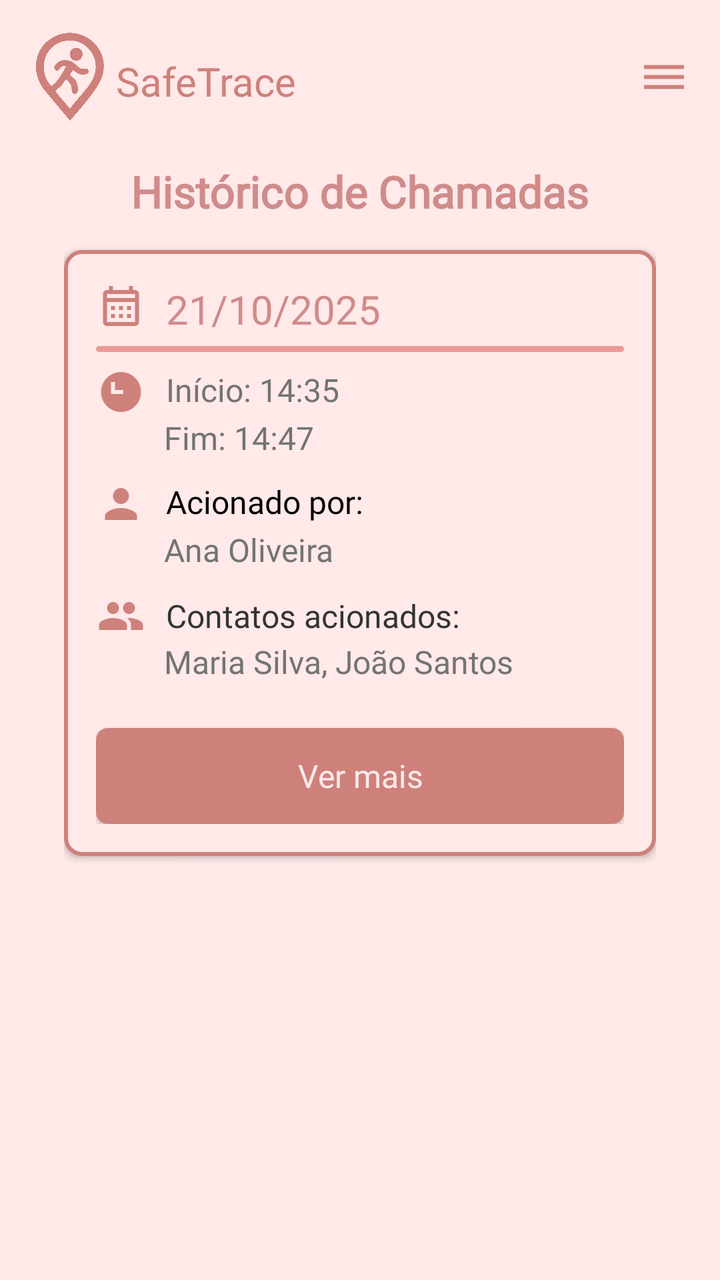
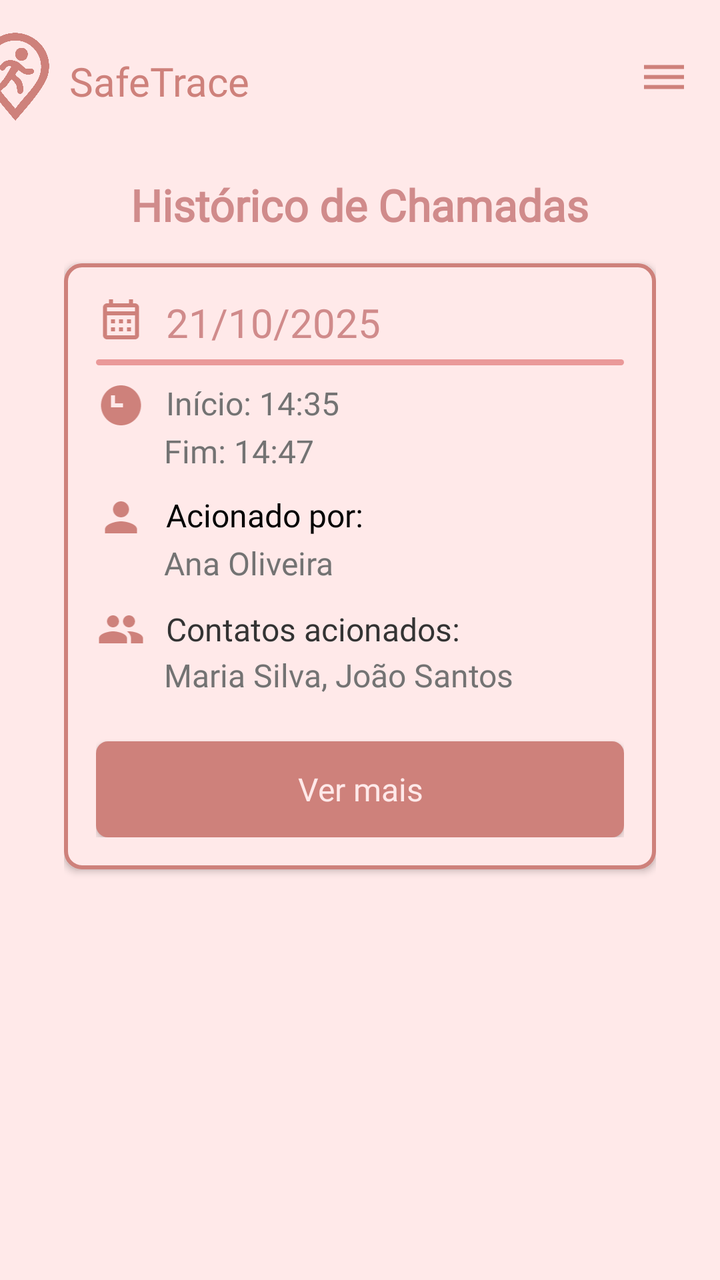

The first picture is an Android layout as it rendered before a commit; the second is the same layout after the commit. The layout source and the unified diff follow.
<!-- AndroidManifest.xml: application theme Theme.SafeTrace -->
<!-- res/layout/activity_historico.xml -->
<?xml version="1.0" encoding="utf-8"?>
<androidx.drawerlayout.widget.DrawerLayout xmlns:android="http://schemas.android.com/apk/res/android"
    xmlns:app="http://schemas.android.com/apk/res-auto"
    xmlns:tools="http://schemas.android.com/tools"
    android:id="@+id/drawer_layout"
    android:layout_width="match_parent"
    android:layout_height="match_parent"
    tools:openDrawer="end">

<androidx.constraintlayout.widget.ConstraintLayout
    android:id="@+id/layoutHistorico"
    android:layout_width="match_parent"
    android:layout_height="match_parent"
    android:background="@color/fundo">

    
    <androidx.constraintlayout.widget.Guideline
        android:id="@+id/guidelineBordaTopo"
        android:layout_width="wrap_content"
        android:layout_height="wrap_content"
        android:orientation="horizontal"
        app:layout_constraintGuide_begin="16dp" />

    <androidx.constraintlayout.widget.Guideline
        android:id="@+id/guidelineBordaEsquerda"
        android:layout_width="wrap_content"
        android:layout_height="wrap_content"
        android:orientation="vertical"
        app:layout_constraintGuide_begin="16dp" />

    <androidx.constraintlayout.widget.Guideline
        android:id="@+id/guidelineBordaDireita"
        android:layout_width="wrap_content"
        android:layout_height="wrap_content"
        android:orientation="vertical"
        app:layout_constraintGuide_end="16dp" />

    <androidx.constraintlayout.widget.Guideline
        android:id="@+id/guidelineLogo"
        android:layout_width="wrap_content"
        android:layout_height="wrap_content"
        android:orientation="horizontal"
        app:layout_constraintGuide_begin="61dp" />


    <androidx.constraintlayout.widget.Guideline
        android:id="@+id/guidelineBordaFim"
        android:layout_width="wrap_content"
        android:layout_height="wrap_content"
        android:orientation="horizontal"
        app:layout_constraintGuide_end="16dp" />

    
    <ImageView
        android:id="@+id/imageViewLogo"
        android:layout_width="38dp"
        android:layout_height="70dp"
        android:layout_marginTop="16dp"
        app:layout_constraintBottom_toTopOf="@+id/guidelineLogo"
        app:layout_constraintStart_toStartOf="@+id/guidelineBordaEsquerda"
        app:layout_constraintTop_toTopOf="parent"
        app:srcCompat="@drawable/icone" />

    <TextView
        android:id="@+id/textTitulo"
        android:layout_width="173dp"
        android:layout_height="23dp"
        android:layout_marginStart="4dp"
        android:fontFamily="@font/poppins_semibold"
        android:text="SafeTrace"
        android:textColor="@color/primaria"
        android:textSize="20sp"
        app:layout_constraintBottom_toTopOf="@+id/guidelineLogo"
        app:layout_constraintStart_toEndOf="@+id/imageViewLogo"
        app:layout_constraintTop_toTopOf="@+id/guidelineBordaTopo" />

    
    <ImageView
        android:id="@+id/imageViewMenu"
        android:layout_width="wrap_content"
        android:layout_height="wrap_content"
        app:layout_constraintBottom_toTopOf="@+id/guidelineLogo"
        app:layout_constraintEnd_toStartOf="@+id/guidelineBordaDireita"
        app:layout_constraintTop_toTopOf="@+id/guidelineBordaTopo"
        app:layout_constraintVertical_bias="0.523"
        app:srcCompat="@drawable/baseline_dehaze_24" />

    
    <TextView
        android:id="@+id/txtTitulo"
        android:layout_width="wrap_content"
        android:layout_height="wrap_content"
        android:layout_marginTop="20dp"
        android:fontFamily="@font/poppins_semibold"
        android:text="Histórico de Chamadas"
        android:textColor="#D08B8B"
        android:textSize="22sp"
        android:textStyle="bold"
        app:layout_constraintEnd_toStartOf="@+id/guidelineBordaDireita"
        app:layout_constraintStart_toStartOf="@+id/guidelineBordaEsquerda"
        app:layout_constraintTop_toTopOf="@+id/guidelineLogo" />


    
    <ScrollView
        android:id="@+id/scrollHistorico"
        android:layout_width="0dp"
        android:layout_height="0dp"
        android:layout_marginTop="20dp"
        android:fillViewport="true"
        app:layout_constraintBottom_toTopOf="@+id/guidelineBordaFim"
        app:layout_constraintEnd_toStartOf="@+id/guidelineBordaDireita"
        app:layout_constraintStart_toStartOf="@+id/guidelineBordaEsquerda"
        app:layout_constraintTop_toTopOf="@+id/txtTitulo">

        <LinearLayout
            android:id="@+id/containerChamadas"
            android:layout_width="match_parent"
            android:layout_height="wrap_content"
            android:dividerPadding="8dp"
            android:orientation="vertical"
            android:padding="16dp">

            
            <LinearLayout
                android:id="@+id/cardChamada1"
                android:layout_width="match_parent"
                android:layout_height="wrap_content"
                android:layout_marginTop="8dp"
                android:layout_marginBottom="12dp"
                android:background="@drawable/bg_card_borda_rosa"
                android:backgroundTintMode="src_in"
                android:clipToOutline="true"
                android:elevation="2dp"
                android:foreground="?android:attr/selectableItemBackground"
                android:orientation="vertical"
                android:padding="16dp">

                
                <LinearLayout
                    android:layout_width="match_parent"
                    android:layout_height="wrap_content"
                    android:layout_marginBottom="0dp"
                    android:gravity="center_vertical"
                    android:orientation="horizontal"
                    android:paddingBottom="8dp">
                    <ImageView
                        android:id="@+id/imageView16"
                        android:layout_width="25dp"
                        android:layout_height="wrap_content"
                        android:layout_weight="0"
                        app:srcCompat="@drawable/baseline_calendar_month_24" />
                    <TextView
                        android:id="@+id/txtData"
                        android:layout_width="wrap_content"
                        android:layout_height="24dp"
                        android:layout_marginStart="10dp"
                        android:fontFamily="@font/poppins"
                        android:text="21/10/2025"
                        android:textColor="#D08B8B"
                        android:textSize="20sp" />
                </LinearLayout>

                <LinearLayout
                    android:layout_width="match_parent"
                    android:layout_height="wrap_content"
                    android:layout_marginBottom="8dp"
                    android:background="@drawable/bg_divisoria_rosa_clara"
                    android:gravity="center_vertical"
                    android:orientation="horizontal"
                    android:paddingBottom="3dp">
                </LinearLayout>

                <LinearLayout
                    android:layout_width="match_parent"
                    android:layout_height="wrap_content"
                    android:layout_marginBottom="0dp"
                    android:gravity="center_vertical"
                    android:orientation="horizontal"
                    android:paddingBottom="0dp">
                    <ImageView
                        android:id="@+id/imageView17"
                        android:layout_width="25dp"
                        android:layout_height="wrap_content"
                        android:layout_weight="0"
                        app:srcCompat="@drawable/baseline_watch_later_24" />
                    <TextView
                        android:id="@+id/txtHoraInicio"
                        android:layout_width="wrap_content"
                        android:layout_height="24dp"
                        android:layout_marginStart="10dp"
                        android:fontFamily="@font/poppins"
                        android:text="Início: 14:35"
                        android:textColor="@color/cinza"
                        android:textSize="16sp" />
                </LinearLayout>


                
                <LinearLayout
                    android:layout_width="359dp"
                    android:layout_height="wrap_content"
                    android:layout_marginBottom="0dp"
                    android:orientation="vertical"
                    android:paddingBottom="8dp">
                    <TextView
                        android:id="@+id/txtHoraFim"
                        android:layout_width="wrap_content"
                        android:layout_height="24dp"
                        android:layout_marginStart="34dp"
                        android:fontFamily="@font/poppins"
                        android:text="Fim: 14:47"
                        android:textColor="@color/cinza"
                        android:textSize="16sp" />
                </LinearLayout>


                
                <LinearLayout
                    android:layout_width="match_parent"
                    android:layout_height="wrap_content"
                    android:layout_marginBottom="0dp"
                    android:gravity="center_vertical"
                    android:orientation="horizontal"
                    android:paddingBottom="0dp">
                    <ImageView
                        android:id="@+id/imageView18"
                        android:layout_width="25dp"
                        android:layout_height="wrap_content"
                        android:layout_weight="0"
                        app:srcCompat="@drawable/baseline_person_24" />
                    <TextView
                        android:id="@+id/txtAcionadoPor"
                        android:layout_width="wrap_content"
                        android:layout_height="24dp"
                        android:layout_marginStart="10dp"
                        android:layout_marginBottom="0dp"
                        android:fontFamily="@font/poppins"
                        android:text="Acionado por:"
                        android:textColor="@color/black"
                        android:textSize="16sp" />
                </LinearLayout>

                <LinearLayout
                    android:layout_width="359dp"
                    android:layout_height="wrap_content"
                    android:layout_marginBottom="0dp"
                    android:orientation="vertical"
                    android:paddingBottom="8dp">
                    <TextView
                        android:id="@+id/txtNomeAcionador"
                        android:layout_width="wrap_content"
                        android:layout_height="24dp"
                        android:layout_marginStart="34dp"
                        android:fontFamily="@font/poppins"
                        android:text="Ana Oliveira"
                        android:textColor="@color/cinza"
                        android:textSize="16sp" />
                </LinearLayout>


                
                <LinearLayout
                    android:layout_width="match_parent"
                    android:layout_height="wrap_content"
                    android:layout_marginBottom="0dp"
                    android:gravity="center_vertical"
                    android:orientation="horizontal"
                    android:paddingBottom="0dp">
                    <ImageView
                        android:id="@+id/imageView19"
                        android:layout_width="25dp"
                        android:layout_height="wrap_content"
                        android:layout_weight="0"
                        app:srcCompat="@drawable/baseline_groups_24" />
                    <TextView
                        android:id="@+id/txtContatosAcionados"
                        android:layout_width="wrap_content"
                        android:layout_height="wrap_content"
                        android:layout_marginStart="10dp"
                        android:layout_marginBottom="0dp"
                        android:fontFamily="@font/poppins"
                        android:text="Contatos acionados:"
                        android:textColor="#333333"
                        android:textSize="16sp" />
                </LinearLayout>

                <LinearLayout
                    android:layout_width="359dp"
                    android:layout_height="wrap_content"
                    android:layout_marginBottom="0dp"
                    android:orientation="vertical"
                    android:paddingBottom="8dp">
                    <TextView
                        android:id="@+id/txtNomeAcionados"
                        android:layout_width="wrap_content"
                        android:layout_height="24dp"
                        android:layout_marginStart="34dp"
                        android:fontFamily="@font/poppins"
                        android:text="Maria Silva, João Santos"
                        android:textColor="@color/cinza"
                        android:textSize="16sp" />
                </LinearLayout>

                
                <Button
                    android:id="@+id/btnVerMapa"
                    android:layout_width="match_parent"
                    android:layout_height="wrap_content"
                    android:layout_gravity="center"
                    android:layout_marginTop="12dp"
                    android:background="@drawable/bg_botao_arredondado"
                    android:fontFamily="@font/poppins_semibold"
                    android:padding="10dp"
                    android:text="Ver mais"
                    android:textAllCaps="false"
                    android:textColor="@color/fundo"
                    android:textSize="16sp" />
            </LinearLayout>
        </LinearLayout>
    </ScrollView>
</androidx.constraintlayout.widget.ConstraintLayout>

<com.google.android.material.navigation.NavigationView
    android:id="@+id/nav_view"
    android:layout_width="wrap_content"
    android:layout_height="match_parent"
    android:layout_gravity="end"
    app:headerLayout="@layout/nav_header_main"
    app:menu="@menu/activity_main_drawer" />

</androidx.drawerlayout.widget.DrawerLayout>
<!-- res/layout/nav_header_main.xml (included above) -->
<?xml version="1.0" encoding="utf-8"?>
<LinearLayout xmlns:android="http://schemas.android.com/apk/res/android"
    xmlns:app="http://schemas.android.com/apk/res-auto"
    android:layout_width="match_parent"
    android:layout_height="176dp"
    android:background="@color/primaria"
    android:gravity="bottom"
    android:orientation="vertical"
    android:padding="16dp"
    android:theme="@style/ThemeOverlay.AppCompat.Dark">

    <ImageView
        android:id="@+id/imageView"
        android:layout_width="wrap_content"
        android:layout_height="wrap_content"
        android:contentDescription="@string/nav_header_desc"
        android:paddingTop="8dp"
        app:srcCompat="@drawable/icone" />

    <TextView
        android:layout_width="match_parent"
        android:layout_height="wrap_content"
        android:paddingTop="8dp"
        android:text="SafeTrace"
        android:textAppearance="@style/TextAppearance.AppCompat.Body1"
        android:textColor="@color/secundaria"
        android:fontFamily="@font/poppins_semibold"
        android:textSize="18sp" />

    <TextView
        android:id="@+id/textView"
        android:layout_width="wrap_content"
        android:layout_height="wrap_content"
        android:text="Sua segurança em primeiro lugar"
        android:textColor="@color/secundaria"
        android:fontFamily="@font/poppins"
        android:textSize="14sp" />

</LinearLayout>
<!-- resources referenced by this layout -->
<resources>
  <color name="black">#FF000000</color>
  <color name="cinza">#737373</color>
  <color name="fundo">#ffe9e9</color>
  <color name="primaria">#ce817b</color>
  <color name="secundaria">#BA0606</color>
  <!-- drawable baseline_calendar_month_24 (drawable) -->
  <vector xmlns:android="http://schemas.android.com/apk/res/android"
      android:width="24dp"
      android:height="24dp"
      android:viewportWidth="24"
      android:viewportHeight="24"
      android:tint="#CE817B">
      <path
          android:fillColor="@android:color/white"
          android:pathData="M19,4h-1V2h-2v2H8V2H6v2H5C3.89,4 3.01,4.9 3.01,6L3,20c0,1.1 0.89,2 2,2h14c1.1,0 2,-0.9 2,-2V6C21,4.9 20.1,4 19,4zM19,20H5V10h14V20zM19,8H5V6h14V8zM9,14H7v-2h2V14zM13,14h-2v-2h2V14zM17,14h-2v-2h2V14zM9,18H7v-2h2V18zM13,18h-2v-2h2V18zM17,18h-2v-2h2V18z"/>
  </vector>
  <!-- drawable baseline_dehaze_24 (drawable) -->
  <vector xmlns:android="http://schemas.android.com/apk/res/android" android:height="24dp" android:tint="#CE817B" android:viewportHeight="24" android:viewportWidth="24" android:width="24dp">
        
      <path android:fillColor="@android:color/white" android:pathData="M2,15.5v2h20v-2L2,15.5zM2,10.5v2h20v-2L2,10.5zM2,5.5v2h20v-2L2,5.5z"/>
      
  </vector>
  <!-- drawable baseline_person_24 (drawable) -->
  <vector xmlns:android="http://schemas.android.com/apk/res/android"
      android:width="24dp"
      android:height="24dp"
      android:viewportWidth="24"
      android:viewportHeight="24"
      android:tint="#CE817B">
      <path
          android:fillColor="@android:color/white"
          android:pathData="M12,12c2.21,0 4,-1.79 4,-4s-1.79,-4 -4,-4 -4,1.79 -4,4 1.79,4 4,4zM12,14c-2.67,0 -8,1.34 -8,4v2h16v-2c0,-2.66 -5.33,-4 -8,-4z"/>
  </vector>
  <!-- drawable baseline_watch_later_24 (drawable) -->
  <vector xmlns:android="http://schemas.android.com/apk/res/android"
      android:width="24dp"
      android:height="24dp"
      android:viewportWidth="24"
      android:viewportHeight="24"
      android:tint="#CE817B">
      <path
          android:fillColor="@android:color/white"
          android:pathData="M12,2C6.5,2 2,6.5 2,12s4.5,10 10,10 10,-4.5 10,-10S17.5,2 12,2zM13,13h-6V7h2v4h4V13z"/>
  </vector>
  <!-- drawable bg_botao_arredondado (drawable) -->
  <?xml version="1.0" encoding="utf-8"?>
  <shape xmlns:android="http://schemas.android.com/apk/res/android"
      android:shape="rectangle">
      <solid android:color="@color/primaria" />
      <corners android:radius="6dp" />
  </shape>
  <!-- drawable bg_card_borda_rosa (drawable) -->
  <?xml version="1.0" encoding="utf-8"?>
  <shape xmlns:android="http://schemas.android.com/apk/res/android"
      android:shape="rectangle">
      <solid android:color="@color/fundo" />
      <stroke
          android:width="2dp"
          android:color="@color/primaria" />
      <corners android:radius="8dp" />
  </shape>
  <!-- drawable bg_divisoria_rosa_clara (drawable) -->
  <?xml version="1.0" encoding="utf-8"?>
  <shape xmlns:android="http://schemas.android.com/apk/res/android"
      android:shape="rectangle">
      <solid android:color="@color/primaria_variacao" />
      <corners android:radius="2dp" />
  </shape>
  <string name="nav_header_desc">Cabeçalho do menu de navegação</string>
  <color name="primaria_variacao">#ea9999</color>
  <color name="secundaria_variacao">#762f2a</color>
  <style name="ThemeOverlay.SafeTrace" parent="ThemeOverlay.MaterialComponents.TextInputEditText.OutlinedBox">
          <item name="colorControlNormal">@color/primaria</item> 
          <item name="colorControlActivated">@color/primaria</item> 
          <item name="android:textColor">@color/primaria</item> 
          <item name="android:textColorHint">@color/primaria</item> 
      </style>
  <!-- unchanged entries left out for length: 3 -->
</resources>

<!-- the commit's change to res/layout/activity_historico.xml (unified diff, before → after) -->
@@ -56,7 +56,9 @@
         android:layout_width="38dp"
         android:layout_height="70dp"
         android:layout_marginTop="16dp"
+        android:layout_marginEnd="4dp"
         app:layout_constraintBottom_toTopOf="@+id/guidelineLogo"
+        app:layout_constraintEnd_toStartOf="@+id/textTitulo"
         app:layout_constraintStart_toStartOf="@+id/guidelineBordaEsquerda"
         app:layout_constraintTop_toTopOf="parent"
         app:srcCompat="@drawable/icone" />
@@ -66,11 +68,13 @@
         android:layout_width="173dp"
         android:layout_height="23dp"
         android:layout_marginStart="4dp"
+        android:layout_marginEnd="140dp"
         android:fontFamily="@font/poppins_semibold"
         android:text="SafeTrace"
         android:textColor="@color/primaria"
         android:textSize="20sp"
         app:layout_constraintBottom_toTopOf="@+id/guidelineLogo"
+        app:layout_constraintEnd_toStartOf="@+id/imageViewMenu"
         app:layout_constraintStart_toEndOf="@+id/imageViewLogo"
         app:layout_constraintTop_toTopOf="@+id/guidelineBordaTopo" />
 
@@ -90,12 +94,14 @@
         android:id="@+id/txtTitulo"
         android:layout_width="wrap_content"
         android:layout_height="wrap_content"
-        android:layout_marginTop="20dp"
+        android:layout_marginTop="40dp"
+        android:layout_marginBottom="4dp"
         android:fontFamily="@font/poppins_semibold"
         android:text="Histórico de Chamadas"
         android:textColor="#D08B8B"
         android:textSize="22sp"
         android:textStyle="bold"
+        app:layout_constraintBottom_toTopOf="@+id/scrollHistorico"
         app:layout_constraintEnd_toStartOf="@+id/guidelineBordaDireita"
         app:layout_constraintStart_toStartOf="@+id/guidelineBordaEsquerda"
         app:layout_constraintTop_toTopOf="@+id/guidelineLogo" />
